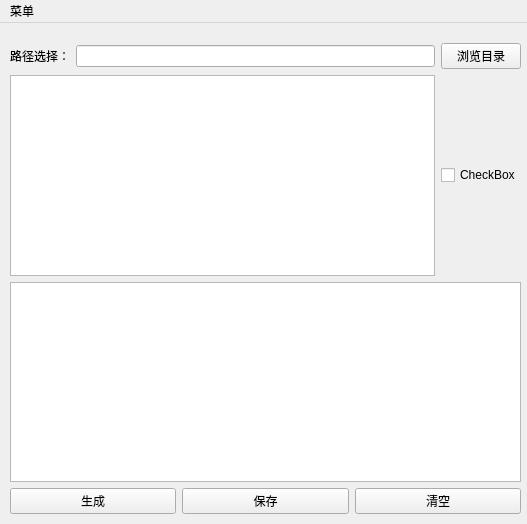
This is mainwindow.ui in JX446/Easy-CMake as Qt 5 draws it before an edit. The edited form follows.
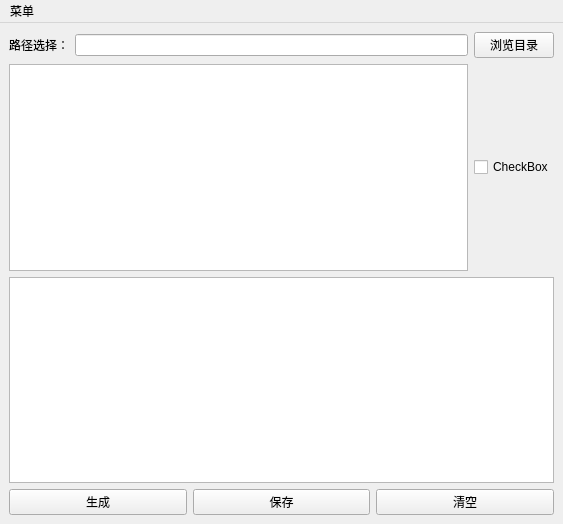
This is the edited form.

```diff
--- a/mainwindow.ui
+++ b/mainwindow.ui
@@ -6,7 +6,7 @@
    <rect>
     <x>0</x>
     <y>0</y>
-    <width>527</width>
+    <width>563</width>
     <height>524</height>
    </rect>
   </property>
@@ -14,18 +14,14 @@
    <string>MainWindow</string>
   </property>
   <widget class="QWidget" name="centralwidget">
-   <widget class="QWidget" name="layoutWidget">
-    <property name="geometry">
-     <rect>
-      <x>10</x>
-      <y>20</y>
-      <width>511</width>
-      <height>471</height>
-     </rect>
-    </property>
+   <layout class="QVBoxLayout" name="verticalLayout_2">
+    <item>
     <layout class="QVBoxLayout" name="verticalLayout">
      <item>
       <layout class="QHBoxLayout" name="horizontalLayout">
+        <property name="sizeConstraint">
+         <enum>QLayout::SizeConstraint::SetNoConstraint</enum>
+        </property>
        <item>
         <widget class="QLabel" name="label">
          <property name="cursor">
@@ -69,8 +65,17 @@
      </item>
      <item>
       <layout class="QHBoxLayout" name="horizontalLayout_2">
+        <property name="sizeConstraint">
+         <enum>QLayout::SizeConstraint::SetNoConstraint</enum>
+        </property>
        <item>
         <widget class="QTreeView" name="dirtreeView">
+          <property name="sizePolicy">
+           <sizepolicy hsizetype="Expanding" vsizetype="Expanding">
+            <horstretch>0</horstretch>
+            <verstretch>0</verstretch>
+           </sizepolicy>
+          </property>
          <property name="autoExpandDelay">
           <number>10</number>
          </property>
@@ -78,6 +83,12 @@
        </item>
        <item>
         <widget class="QCheckBox" name="checkBox">
+          <property name="sizePolicy">
+           <sizepolicy hsizetype="Fixed" vsizetype="Fixed">
+            <horstretch>0</horstretch>
+            <verstretch>0</verstretch>
+           </sizepolicy>
+          </property>
          <property name="text">
           <string>CheckBox</string>
          </property>
@@ -90,8 +101,17 @@
      </item>
      <item>
       <layout class="QHBoxLayout" name="horizontalLayout_3">
+        <property name="sizeConstraint">
+         <enum>QLayout::SizeConstraint::SetNoConstraint</enum>
+        </property>
        <item>
         <widget class="QPushButton" name="genButton">
+          <property name="sizePolicy">
+           <sizepolicy hsizetype="Expanding" vsizetype="Fixed">
+            <horstretch>0</horstretch>
+            <verstretch>0</verstretch>
+           </sizepolicy>
+          </property>
          <property name="layoutDirection">
           <enum>Qt::LayoutDirection::RightToLeft</enum>
          </property>
@@ -102,6 +122,12 @@
        </item>
        <item>
         <widget class="QPushButton" name="saveButton">
+          <property name="sizePolicy">
+           <sizepolicy hsizetype="Expanding" vsizetype="Fixed">
+            <horstretch>0</horstretch>
+            <verstretch>0</verstretch>
+           </sizepolicy>
+          </property>
          <property name="layoutDirection">
           <enum>Qt::LayoutDirection::RightToLeft</enum>
          </property>
@@ -112,6 +138,12 @@
        </item>
        <item>
         <widget class="QPushButton" name="clearButton">
+          <property name="sizePolicy">
+           <sizepolicy hsizetype="Expanding" vsizetype="Fixed">
+            <horstretch>0</horstretch>
+            <verstretch>0</verstretch>
+           </sizepolicy>
+          </property>
          <property name="layoutDirection">
           <enum>Qt::LayoutDirection::RightToLeft</enum>
          </property>
@@ -123,15 +155,16 @@
       </layout>
      </item>
     </layout>
-   </widget>
+    </item>
+   </layout>
   </widget>
   <widget class="QMenuBar" name="menubar">
    <property name="geometry">
     <rect>
      <x>0</x>
      <y>0</y>
-     <width>527</width>
-     <height>21</height>
+     <width>563</width>
+     <height>18</height>
     </rect>
    </property>
    <widget class="QMenu" name="menuCMD">
```
Lines whose indentation alone changed are shown as unchanged.
